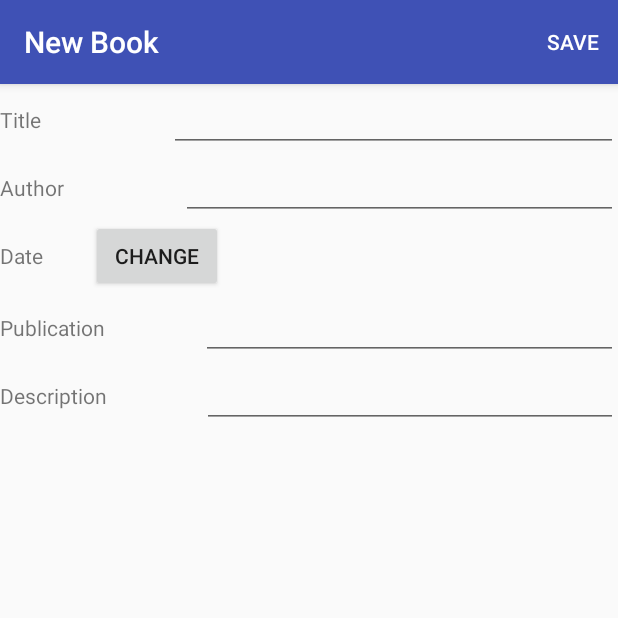
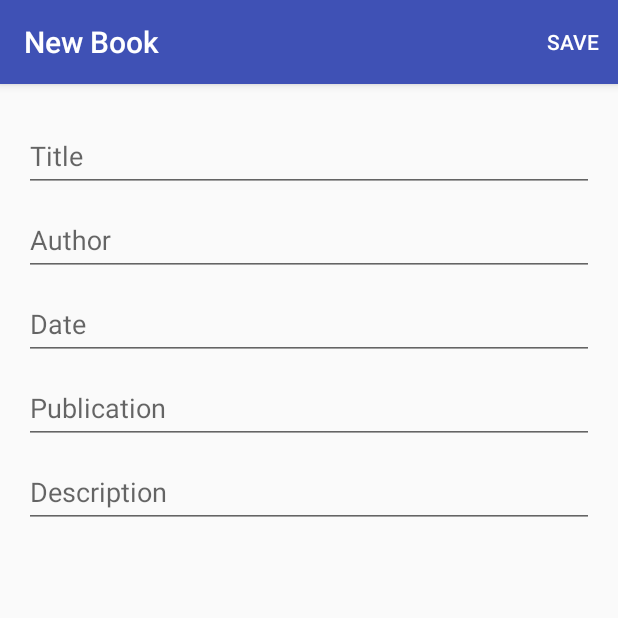
Before and after one commit to croSSover07/Books, an Android app: the fragment NewBookFragment placed in its activity, on a phone screen of 412 x 824 dp, the top half of it. Run offline under Robolectric (Android 15) with nearby library versions, the phone set to English and light mode, and no system bars.

Commit message:
change design

```diff
--- a/app/build.gradle
+++ b/app/build.gradle
@@ -21,7 +21,7 @@ android {
 }
 
 dependencies {
-    compile fileTree(dir: 'libs', include: ['*.jar'])
+    compile fileTree(include: ['*.jar'], dir: 'libs')
     androidTestCompile('com.android.support.test.espresso:espresso-core:2.2.2', {
         exclude group: 'com.android.support', module: 'support-annotations'
     })
@@ -30,6 +30,7 @@ dependencies {
     compile 'com.android.support.constraint:constraint-layout:1.0.2'
     testCompile 'junit:junit:4.12'
     compile "org.jetbrains.kotlin:kotlin-stdlib-jre7:$kotlin_version"
+    compile 'com.android.support:design:26.0.0-alpha1'
 }
 repositories {
     mavenCentral()
--- a/app/src/main/java/com/example/developer/books/fragment/NewBookFragment.kt
+++ b/app/src/main/java/com/example/developer/books/fragment/NewBookFragment.kt
@@ -7,9 +7,7 @@ import android.os.Bundle
 import android.support.v4.app.Fragment
 import android.support.v7.app.AppCompatActivity
 import android.view.*
-import android.widget.Button
 import android.widget.EditText
-import android.widget.TextView
 import com.example.developer.books.R
 import com.example.developer.books.extension.MMM_D_YYYY
 import com.example.developer.books.extension.toDate
@@ -17,9 +15,10 @@ import com.example.developer.books.extension.toString
 import com.example.developer.books.model.Book
 import java.util.*
 
+
 class NewBookFragment : Fragment() {
 
-    private lateinit var textViewDate: TextView
+    private lateinit var textViewDate: EditText
 
     companion object {
         private const val DIALOG_DATE = "DialogDate"
@@ -34,8 +33,8 @@ class NewBookFragment : Fragment() {
 
     override fun onViewCreated(view: View, savedInstanceState: Bundle?) {
         super.onViewCreated(view, savedInstanceState)
-        textViewDate = view.findViewById(R.id.textView_date)
-        view.findViewById<Button>(R.id.button_date).setOnClickListener {
+        textViewDate = view.findViewById(R.id.editText_date)
+        textViewDate.setOnClickListener {
             val fm = fragmentManager
             val dialog = DatePickerFragment.newInstance()
             dialog.setTargetFragment(this@NewBookFragment, REQUEST_DATE)
@@ -57,7 +56,7 @@ class NewBookFragment : Fragment() {
                 when (resultCode) {
                     Activity.RESULT_OK -> {
                         val date = data.getSerializableExtra(DatePickerFragment.EXTRA_DATE) as? Date ?: return
-                        textViewDate.text = date.toString(MMM_D_YYYY)
+                        textViewDate.setText(date.toString(MMM_D_YYYY))
                     }
                 }
             }
--- a/app/src/main/res/layout/fragment_description.xml
+++ b/app/src/main/res/layout/fragment_description.xml
@@ -7,8 +7,13 @@
     <TextView
         android:layout_width="match_parent"
         android:layout_height="wrap_content"
-        android:padding="16dp"
-        android:text="@string/description_book" />
+        android:fontFamily="sans-serif"
+        android:paddingLeft="16dp"
+        android:paddingRight="16dp"
+        android:paddingTop="16dp"
+        android:text="@string/description_book"
+        android:textColor="@android:color/black"
+        android:textSize="16sp" />
 
     <ScrollView
         android:layout_width="match_parent"
@@ -23,7 +28,10 @@
                 android:id="@+id/textView_description"
                 android:layout_width="match_parent"
                 android:layout_height="wrap_content"
-                android:padding="16dp" />
+                android:fontFamily="sans-serif"
+                android:padding="16dp"
+                android:textColor="@android:color/black"
+                android:textSize="16sp" />
         </LinearLayout>
 
     </ScrollView>
--- a/app/src/main/res/layout/fragment_new_book.xml
+++ b/app/src/main/res/layout/fragment_new_book.xml
@@ -1,9 +1,9 @@
 <?xml version="1.0" encoding="utf-8"?>
 <ScrollView xmlns:android="http://schemas.android.com/apk/res/android"
-    xmlns:tools="http://schemas.android.com/tools"
     android:layout_width="match_parent"
     android:layout_height="wrap_content"
-    android:orientation="vertical">
+    android:orientation="vertical"
+    android:padding="16dp">
 
     <LinearLayout
         android:layout_width="match_parent"
@@ -12,75 +12,21 @@
 
         <LinearLayout
             android:layout_width="match_parent"
-            android:layout_height="wrap_content"
+            android:layout_height="match_parent"
             android:orientation="horizontal">
 
-            <TextView
-                android:layout_width="wrap_content"
-                android:layout_height="wrap_content"
-                android:layout_weight="1"
-                android:labelFor="@+id/editText_title_book"
-                android:text="@string/title_book" />
+            <android.support.design.widget.TextInputLayout
+                android:id="@+id/textInputLayout_title_book"
+                android:layout_width="match_parent"
+                android:layout_height="wrap_content">
 
                 <EditText
                     android:id="@+id/editText_title_book"
-                android:layout_width="wrap_content"
-                android:layout_height="wrap_content"
-                android:layout_weight="1"
-                android:ems="10"
-                android:freezesText="true"
-                android:inputType="textPersonName" />
-        </LinearLayout>
-
-        <LinearLayout
                     android:layout_width="match_parent"
                     android:layout_height="wrap_content"
-            android:orientation="horizontal">
+                    android:hint="@string/title_book" />
+            </android.support.design.widget.TextInputLayout>
 
-            <TextView
-                android:layout_width="wrap_content"
-                android:layout_height="wrap_content"
-                android:layout_weight="1"
-                android:text="@string/author_book" />
-
-            <EditText
-                android:id="@+id/editText_author_book"
-                android:layout_width="wrap_content"
-                android:layout_height="wrap_content"
-                android:layout_weight="1"
-                android:ems="10"
-                android:freezesText="true"
-                android:inputType="textPersonName"
-                tools:ignore="LabelFor" />
-        </LinearLayout>
-
-        <LinearLayout
-            android:layout_width="wrap_content"
-            android:layout_height="wrap_content"
-            android:orientation="horizontal">
-
-            <TextView
-                android:layout_width="match_parent"
-                android:layout_height="wrap_content"
-                android:layout_marginEnd="16dp"
-                android:layout_weight="2"
-                android:text="@string/date_book" />
-
-            <TextView
-                android:id="@+id/textView_date"
-                android:layout_width="match_parent"
-                android:layout_height="wrap_content"
-                android:layout_marginEnd="16dp"
-                android:layout_weight="2"
-                android:freezesText="true"
-                android:text="" />
-
-            <Button
-                android:id="@+id/button_date"
-                android:layout_width="match_parent"
-                android:layout_height="wrap_content"
-                android:layout_weight="1"
-                android:text="@string/button_change_date" />
         </LinearLayout>
 
         <LinearLayout
@@ -88,21 +34,18 @@
             android:layout_height="match_parent"
             android:orientation="horizontal">
 
-            <TextView
-                android:layout_width="wrap_content"
-                android:layout_height="wrap_content"
-                android:layout_weight="1"
-                android:text="@string/publication_book" />
+            <android.support.design.widget.TextInputLayout
+                android:id="@+id/textInputLayout_author_book"
+                android:layout_width="match_parent"
+                android:layout_height="wrap_content">
 
                 <EditText
-                android:id="@+id/editText_publication_book"
-                android:layout_width="wrap_content"
+                    android:id="@+id/editText_author_book"
+                    android:layout_width="match_parent"
                     android:layout_height="wrap_content"
-                android:layout_weight="1"
-                android:ems="10"
-                android:freezesText="true"
-                android:inputType="textPersonName"
-                tools:ignore="LabelFor" />
+                    android:hint="@string/author_book" />
+            </android.support.design.widget.TextInputLayout>
+
         </LinearLayout>
 
         <LinearLayout
@@ -110,21 +53,58 @@
             android:layout_height="match_parent"
             android:orientation="horizontal">
 
-            <TextView
-                android:layout_width="wrap_content"
+            <android.support.design.widget.TextInputLayout
+                android:id="@+id/textInputLayout_date"
+                android:layout_width="match_parent"
+                android:layout_height="wrap_content">
+
+                <EditText
+                    android:id="@+id/editText_date"
+                    android:layout_width="match_parent"
                     android:layout_height="wrap_content"
-                android:layout_weight="1"
-                android:text="@string/description_book" />
+                    android:focusable="false"
+                    android:hint="@string/date_book"
+                    android:inputType="date"/>
+            </android.support.design.widget.TextInputLayout>
+
+        </LinearLayout>
+
+        <LinearLayout
+            android:layout_width="match_parent"
+            android:layout_height="match_parent"
+            android:orientation="horizontal">
+
+            <android.support.design.widget.TextInputLayout
+                android:id="@+id/textInputLayout_publication_book"
+                android:layout_width="match_parent"
+                android:layout_height="wrap_content">
+
+                <EditText
+                    android:id="@+id/editText_publication_book"
+                    android:layout_width="match_parent"
+                    android:layout_height="wrap_content"
+                    android:hint="@string/publication_book" />
+            </android.support.design.widget.TextInputLayout>
+
+        </LinearLayout>
+
+        <LinearLayout
+            android:layout_width="match_parent"
+            android:layout_height="match_parent"
+            android:orientation="horizontal">
+
+            <android.support.design.widget.TextInputLayout
+                android:id="@+id/textInputLayout_description_book"
+                android:layout_width="match_parent"
+                android:layout_height="wrap_content">
 
                 <EditText
                     android:id="@+id/editText_description_book"
-                android:layout_width="wrap_content"
+                    android:layout_width="match_parent"
                     android:layout_height="wrap_content"
-                android:layout_weight="1"
-                android:ems="10"
-                android:freezesText="true"
-                android:inputType="textPersonName"
-                tools:ignore="LabelFor" />
+                    android:hint="@string/description_book" />
+            </android.support.design.widget.TextInputLayout>
+
         </LinearLayout>
 
     </LinearLayout>
--- a/app/src/main/res/layout/layout_row.xml
+++ b/app/src/main/res/layout/layout_row.xml
@@ -38,7 +38,6 @@
         android:paddingBottom="20dp"
         android:paddingEnd="16dp"
         android:paddingStart="16dp"
-        android:textColor="@android:color/black"
         android:textSize="14sp"
         tools:text="TextView" />
 </LinearLayout>
```
Lines whose indentation alone changed are shown as unchanged.
